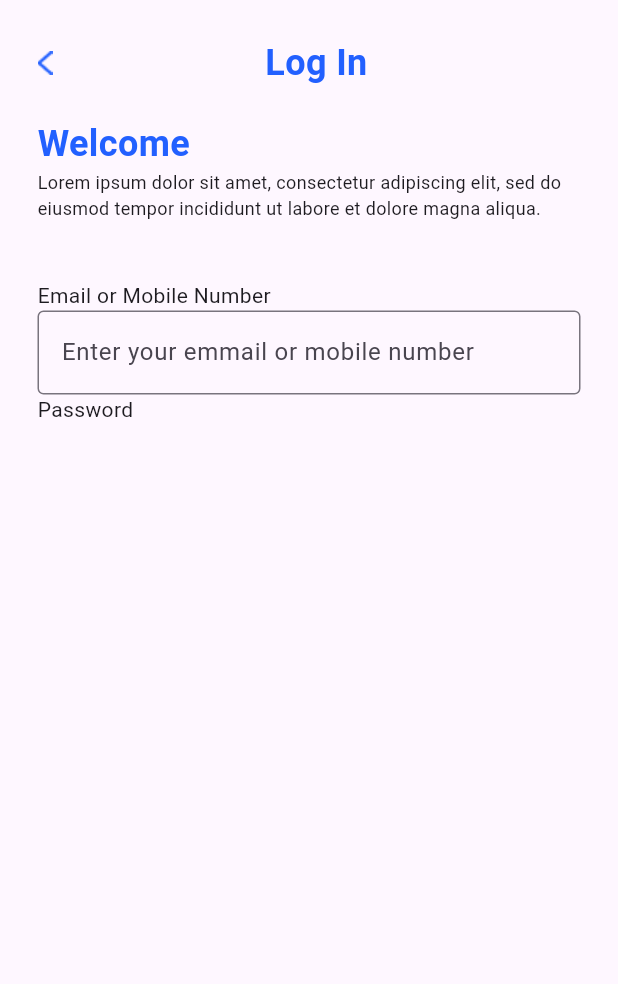
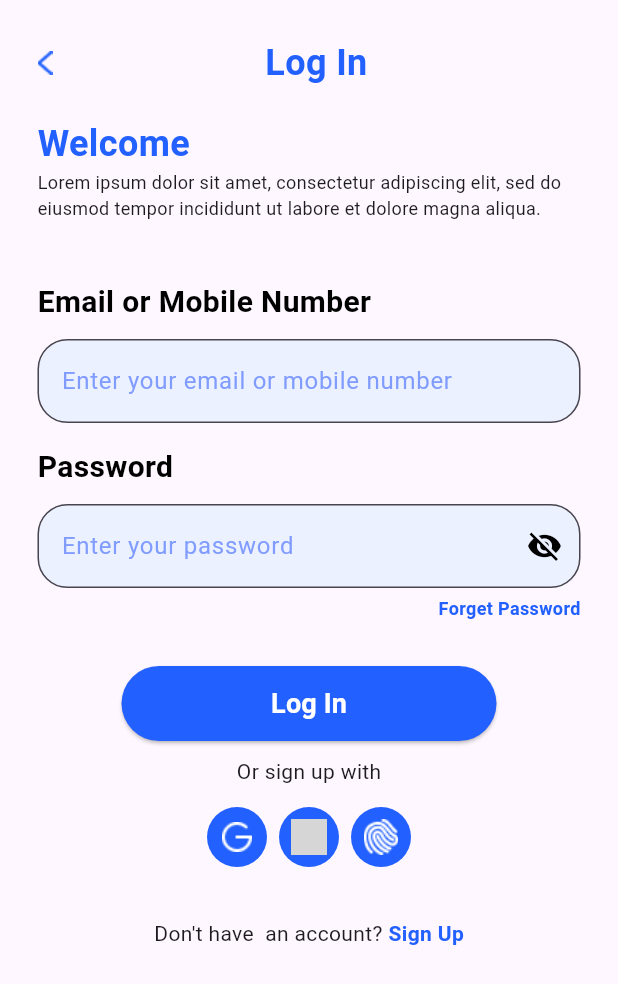
Before and after one commit to PhamVanDong2407/Learn_Ui_Flutter, a Flutter app: the screen it shows after launch, on a phone screen of 412 x 824 dp. Shown: the top 984 px of the screen. Run offline on Flutter 3.47's test engine with Material 3 defaults, Android fonts, the phone set to English and light mode, and no system bars; grey boxes are pictures that could not be loaded.

Commit message:
update login_screen

```diff
--- a/lib/views/login_screen.dart
+++ b/lib/views/login_screen.dart
@@ -15,14 +15,20 @@ class _LoginScreenState extends State<LoginScreen> {
       body: Padding(
         padding: EdgeInsets.all(25),
         child: SafeArea(
+          child: SingleChildScrollView(
             child: Column(
               children: [
                 Title(),
                 SizedBox(height: 20),
                 welcomeText(),
                 SizedBox(height: 40),
-              textForm(),
+                TextFormFieldWithIcon(),
+                SizedBox(height: 5),
+                btnForgetPassword(),
+                SizedBox(height: 30),
+                btnLogin(),
               ],
+            ),
           ),
         ),
       ),
@@ -88,25 +94,194 @@ class welcomeText extends StatelessWidget {
   }
 }
 
-class textForm extends StatelessWidget {
-  const textForm({super.key});
+class TextFormFieldWithIcon extends StatefulWidget {
+  const TextFormFieldWithIcon({super.key});
+
+  @override
+  State<TextFormFieldWithIcon> createState() => _TextFormFieldWithIconState();
+}
+
+class _TextFormFieldWithIconState extends State<TextFormFieldWithIcon> {
+  bool _isPasswordVisible = false; // Biến kiểm tra mật khẩu có hiển thị hay không
 
   @override
   Widget build(BuildContext context) {
-    return const Column(
-      mainAxisAlignment: MainAxisAlignment.start,
+    return Column(
       crossAxisAlignment: CrossAxisAlignment.start,
       children: [
-        Text('Email or Mobile Number'),
+        const Text(
+          'Email or Mobile Number',
+          style: TextStyle(
+            color: Colors.black,
+            fontSize: 20,
+            fontWeight: FontWeight.bold,
+          ),
+        ),
+        const SizedBox(height: 10),
         TextField(
           keyboardType: TextInputType.emailAddress,
           decoration: InputDecoration(
-            hintText: 'Enter your emmail or mobile number',
-            border: OutlineInputBorder(),
+            fillColor: const Color(0xffECF1FF),
+            // mau nen cua textfield
+            filled: true,
+            // bat che do dien mau nen cho textfield
+            hintText: 'Enter your email or mobile number',
+            hintStyle: const TextStyle(
+              color: Color(0xff809CFF),
+            ),
+            border: OutlineInputBorder(
+              borderRadius: BorderRadius.circular(20),
             ),
           ),
-        Text('Password'),
+        ),
+        const SizedBox(height: 15),
+        const Text(
+          'Password',
+          style: TextStyle(
+            color: Colors.black,
+            fontSize: 20,
+            fontWeight: FontWeight.bold,
+          ),
+        ),
+        const SizedBox(height: 10),
+        TextField(
+          obscureText: !_isPasswordVisible, // Kiểm tra trạng thái hiển thị mật khẩu
+          decoration: InputDecoration(
+            fillColor: const Color(0xffECF1FF),
+            filled: true,
+            hintText: 'Enter your password',
+            hintStyle: const TextStyle(
+              color: Color(0xff809CFF),
+            ),
+            border: OutlineInputBorder(
+              borderRadius: BorderRadius.circular(20),
+            ),
+            suffixIcon: IconButton(
+              icon: Icon(
+                _isPasswordVisible ? Icons.visibility : Icons.visibility_off,
+                color: Colors.black, // Bạn có thể thay đổi màu sắc của icon nếu cần
+              ),
+              onPressed: () {
+                setState(() {
+                  _isPasswordVisible = !_isPasswordVisible; // Đổi trạng thái khi nhấn vào biểu tượng
+                });
+              },
+            ),
+          ),
+        ),
       ],
     );
   }
 }
+
+class btnForgetPassword extends StatelessWidget {
+  const btnForgetPassword({super.key});
+
+  @override
+  Widget build(BuildContext context) {
+    return Row(
+      mainAxisAlignment: MainAxisAlignment.end,
+      children: [
+        GestureDetector(
+          onTap: () {},
+          child: const Text(
+            'Forget Password',
+            style: TextStyle(
+              color: Color(0xff2260FF),
+              fontSize: 12,
+              fontWeight: FontWeight.bold,
+            ),
+          ),
+        ),
+      ],
+    );
+  }
+}
+
+class btnLogin extends StatelessWidget {
+  const btnLogin({super.key});
+
+  @override
+  Widget build(BuildContext context) {
+    return Column(
+      children: [
+        ElevatedButton(
+          onPressed: () {},
+          style: ElevatedButton.styleFrom(
+            backgroundColor: const Color(0xff2260FF),
+            minimumSize: const Size(250, 50), // Đặt chiều rộng và chiều cao của button
+          ),
+          child: const Text(
+            'Log In',
+            style: TextStyle(
+              color: Colors.white,
+              fontWeight: FontWeight.bold,
+              fontSize: 18,
+            ),
+          ),
+        ),
+        const SizedBox(height: 10),
+        const Text('Or sign up with'),
+        const SizedBox(height: 10),
+        Row(
+          mainAxisAlignment: MainAxisAlignment.center,
+          children: [
+            IconButton(
+              onPressed: () {},
+              style: IconButton.styleFrom(
+                backgroundColor: const Color(0xff2260FF),
+              ),
+              icon: Image.asset(
+                'assets/images/login_screen/Ellipse 35.png',
+                width: 24,
+                height: 24,
+                color: Colors.white,
+              ),
+            ),
+            IconButton(
+              onPressed: () {},
+              style: IconButton.styleFrom(
+                backgroundColor: const Color(0xff2260FF),
+              ),
+              icon: Image.asset(
+                'assets/images/login_screen/fb.png',
+                width: 24,
+                height: 24,
+                color: Colors.white,
+              ),
+            ),
+            IconButton(
+              onPressed: () {},
+              style: IconButton.styleFrom(
+                backgroundColor: const Color(0xff2260FF),
+              ),
+              icon: Image.asset(
+                'assets/images/login_screen/Vector 164.png',
+                width: 24,
+                height: 24,
+                color: Colors.white,
+              ),
+            ),
+          ],
+        ),
+        const SizedBox(height: 30),
+        Row(
+          mainAxisAlignment: MainAxisAlignment.center,
+          children: [
+            const Text("Don't have  an account?"),
+            GestureDetector(
+              onTap: () {},
+              child: const Text(
+                ' Sign Up',
+                style: TextStyle(
+                  color: Color(0xff2260FF),
+                  fontWeight: FontWeight.bold,
+                ),
+              ),
+            ),
+          ],
+        )
+      ],
+    );
+  }
+}
```
Also changed, not shown: assets/images/login_screen/Group 98.png (deleted). Lines whose indentation alone changed are shown as unchanged.
